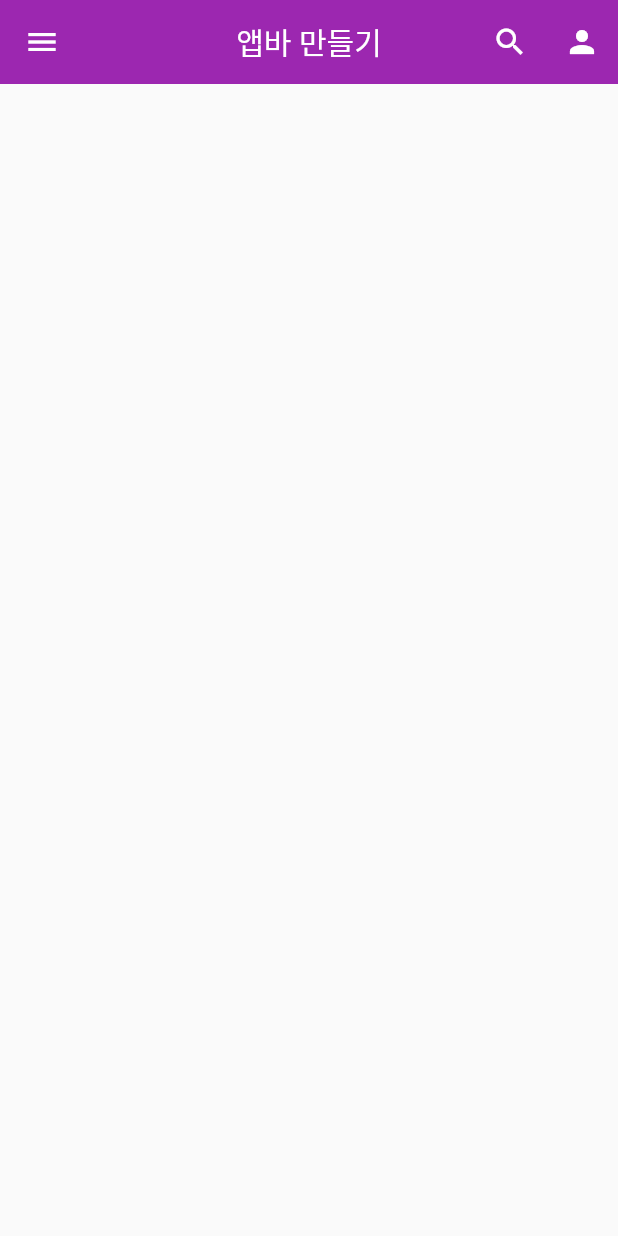
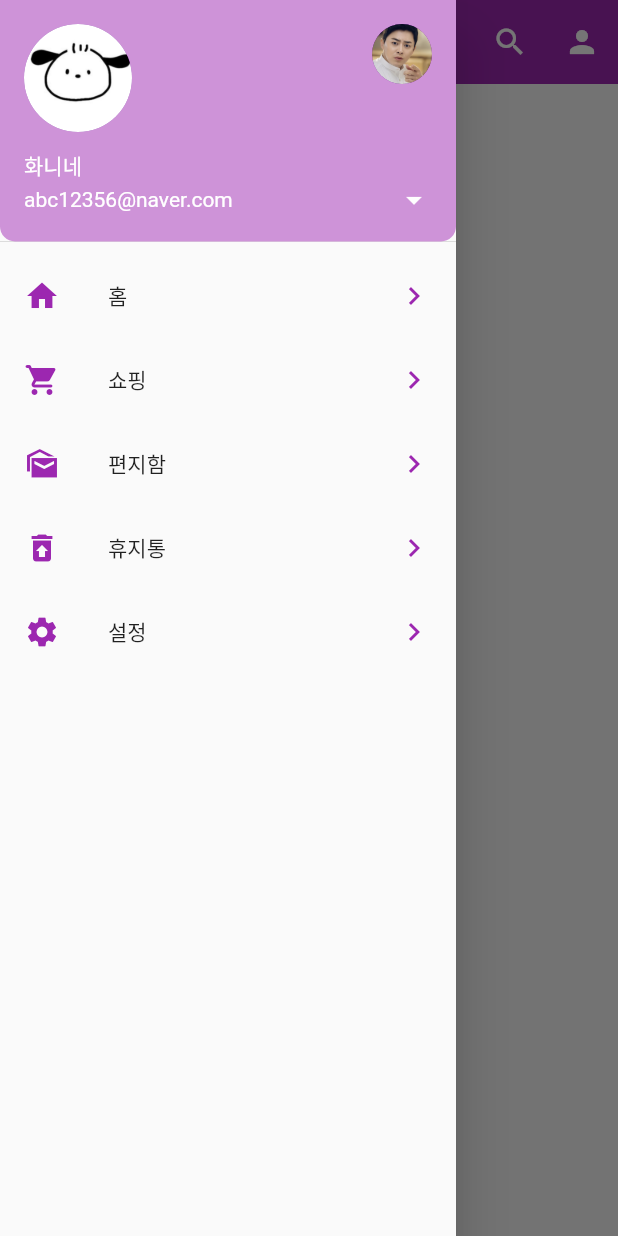
Before and after one commit to haruachm/Flutter-Study, a Flutter app: the screen it shows after launch, with the side drawer open (before the commit the screen has no drawer), on a phone screen of 412 x 824 dp. Run offline on Flutter 3.47's test engine with Material 2 defaults, Android fonts, the phone set to English and light mode, and no system bars.

Commit message:
feat : Add Drawer Menu Bar

```diff
--- a/lib/screen/home_screen.dart
+++ b/lib/screen/home_screen.dart
@@ -1,3 +1,4 @@
+// ignore_for_file: prefer_const_constructors
 import 'package:flutter/material.dart';
 
 class HomeScreen extends StatelessWidget {
@@ -7,13 +8,9 @@ class HomeScreen extends StatelessWidget {
   Widget build(BuildContext context) {
     return Scaffold(
       appBar: AppBar(
-        title: Text('앱바 만들기'),
+        title: Text('드로어 만들기'),
         centerTitle: true,
         elevation: 0.0,
-        leading: IconButton(
-          onPressed: () {},
-          icon: Icon(Icons.menu),
-        ),
         actions: [
           IconButton(
             onPressed: () {},
@@ -25,6 +22,72 @@ class HomeScreen extends StatelessWidget {
           )
         ],
       ),
+      drawer: Drawer(
+        child: ListView(
+          children: [
+            UserAccountsDrawerHeader(
+              currentAccountPicture: CircleAvatar(
+                backgroundImage: AssetImage('assets/image/dog.jpg'),
+              ),
+              otherAccountsPictures: [
+                CircleAvatar(
+                  backgroundImage: AssetImage('assets/image/yanado.jpg'),
+                ),
+              ],
+              accountName: Text('화니네'),
+              accountEmail: Text('abc12356@naver.com'),
+              onDetailsPressed: () {},
+              decoration: BoxDecoration(
+                color: Colors.purple[200],
+                borderRadius: BorderRadius.only(
+                  bottomLeft: Radius.circular(10.0),
+                  bottomRight: Radius.circular(10.0),
+                ),
+              ),
+            ),
+            ListTile(
+              leading: Icon(Icons.home),
+              iconColor: Colors.purple,
+              focusColor: Colors.purple,
+              title: Text('홈'),
+              onTap: () {},
+              trailing: Icon(Icons.navigate_next),
+            ),
+            ListTile(
+              leading: Icon(Icons.shopping_cart_rounded),
+              iconColor: Colors.purple,
+              focusColor: Colors.purple,
+              title: Text('쇼핑'),
+              onTap: () {},
+              trailing: Icon(Icons.navigate_next),
+            ),
+            ListTile(
+              leading: Icon(Icons.mark_as_unread_sharp),
+              iconColor: Colors.purple,
+              focusColor: Colors.purple,
+              title: Text('편지함'),
+              onTap: () {},
+              trailing: Icon(Icons.navigate_next),
+            ),
+            ListTile(
+              leading: Icon(Icons.restore_from_trash),
+              iconColor: Colors.purple,
+              focusColor: Colors.purple,
+              title: Text('휴지통'),
+              onTap: () {},
+              trailing: Icon(Icons.navigate_next),
+            ),
+            ListTile(
+              leading: Icon(Icons.settings),
+              iconColor: Colors.purple,
+              focusColor: Colors.purple,
+              title: Text('설정'),
+              onTap: () {},
+              trailing: Icon(Icons.navigate_next),
+            ),
+          ],
+        ),
+      ),
     );
   }
 }
```
Also changed, not shown: pubspec.yaml (+4 -7 lines), assets/image/dog.jpg (added), assets/image/yanado.jpg (added).
